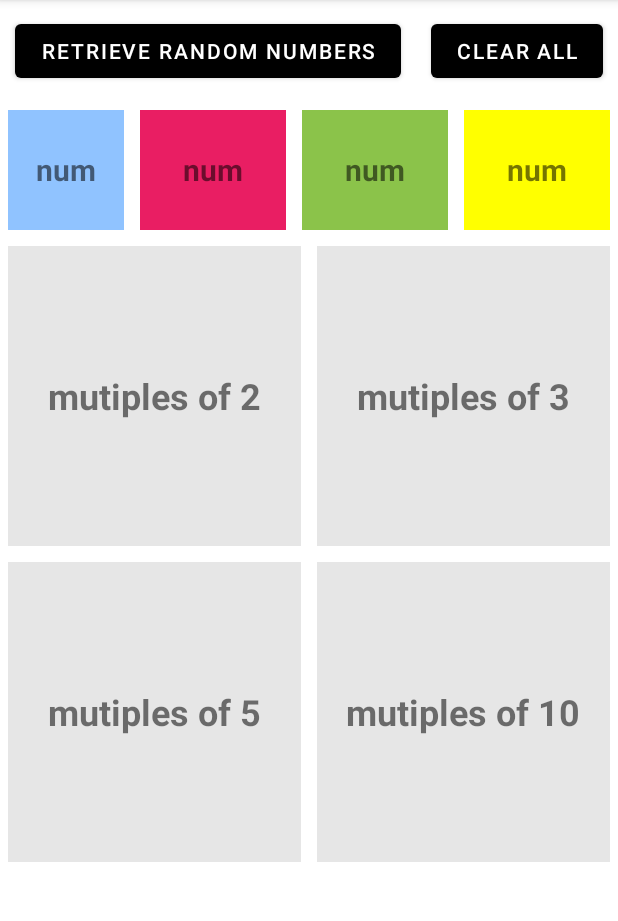
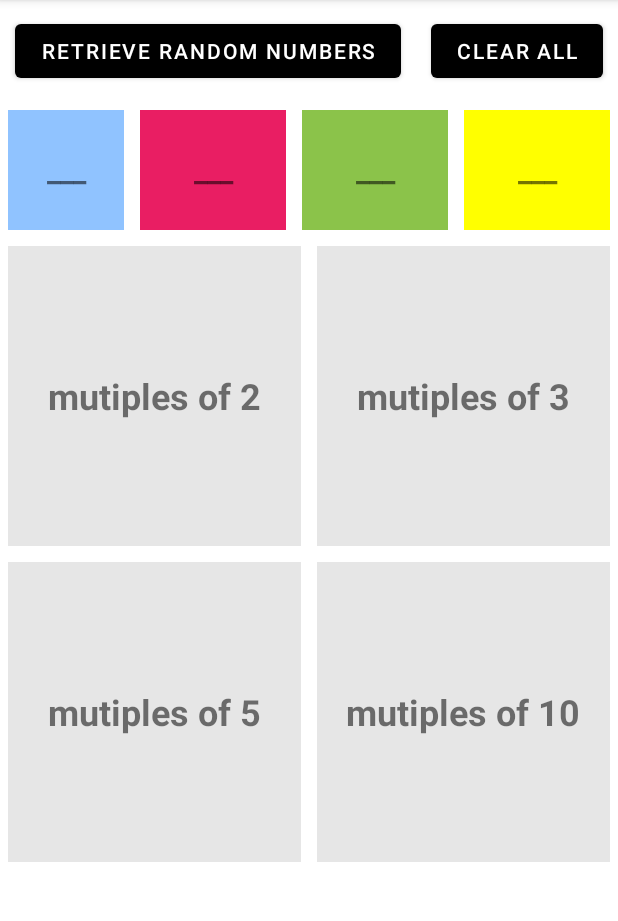
Before and after one commit to stoneYuan3/IAT359-A3, an Android app: the screen it shows after launch (MainActivity), after a tap on "RETRIEVE RANDOM NUMBERS", on a phone screen of 412 x 824 dp, the part 84-1005 px from its top. Run offline under Robolectric (Android 15) with nearby library versions, the phone set to English and light mode, and no system bars; 1 statement that could not run was skipped; 1 other tap on this screen came first.

```diff
--- a/app/src/main/java/com/example/iat359_a3/MainActivity.java
+++ b/app/src/main/java/com/example/iat359_a3/MainActivity.java
@@ -92,37 +92,21 @@ public class MainActivity extends AppCompatActivity implements View.OnTouchListe
         url = "https://qrng.anu.edu.au/API/jsonI.php?length=4&type=uint8";
         Thread myThread = new Thread(new GetData());
         myThread.start();
-
-//        if(results.size()==4){
-//            item1.setText(String.valueOf(results.get(0)));
-//            item2.setText(String.valueOf(results.get(1)));
-//            item3.setText(String.valueOf(results.get(2)));
-//            item4.setText(String.valueOf(results.get(3)));
-//        }
-
-//        try {
-////            JSONObject jsonObject = new JSONObject(result);
-////            JSONObject weatherObservationItems = new JSONObject(jsonObject.getString("weatherObservation"));
-//
-//            JSONArray numarr = jsonObj.getJSONArray("data");
-//
-//            for (int i=0;i<numarr.length();i++){
-//                JSONObject element = numarr.getJSONObject(i);
-//                String dataEach = element.toString();
-//                Log.d("result", dataEach);
-//            }
-//
-//            //set result to textviews
-//        } catch (Exception e) {
-//            Log.d("ReadWeatherJSONDataTask", e.getLocalizedMessage());
-//        }
+    }
+    public void buttonClearAll(View view){
+        Toast.makeText(MainActivity.this, "clear all", Toast.LENGTH_SHORT).show();
+        item1.setText("___");
+        item2.setText("___");
+        item3.setText("___");
+        item4.setText("___");
+        results.clear();
     }
 
     private class GetData implements Runnable
     {
         @Override
         public void run() {
-//            Log.d("GetWeatherThread", "running");
+            Log.d("GetWeatherThread", "running");
 
             Exception exception = null;
             try{
@@ -131,7 +115,7 @@ public class MainActivity extends AppCompatActivity implements View.OnTouchListe
                 exception = e;
             }
             try{
-                JSONObject jsonObj =new JSONObject(result);
+//                JSONObject jsonObj =new JSONObject(result);
                 jsonObj = new JSONObject(result);
                 Log.d("run", jsonObj.toString());
 
--- a/app/src/main/res/layout/activity_main.xml
+++ b/app/src/main/res/layout/activity_main.xml
@@ -31,6 +31,7 @@
                 android:layout_height="wrap_content"
                 android:layout_margin="10dp"
                 android:layout_weight="1"
+                android:onClick="buttonClearAll"
                 android:text="clear all" />
         </LinearLayout>
 
```
